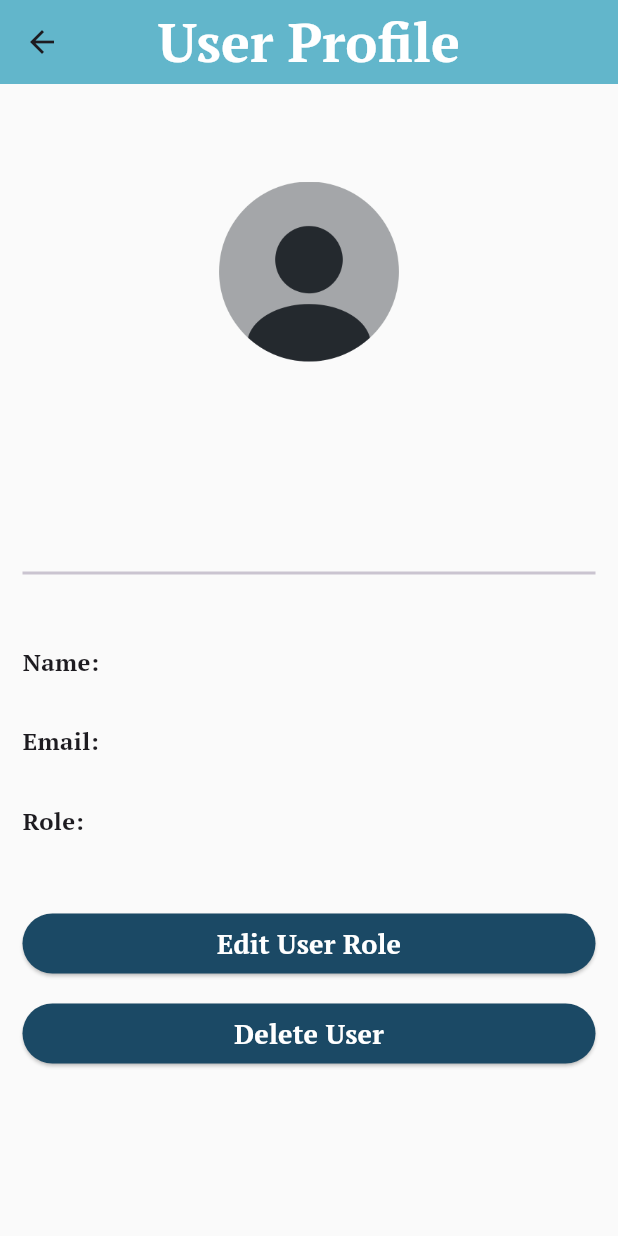
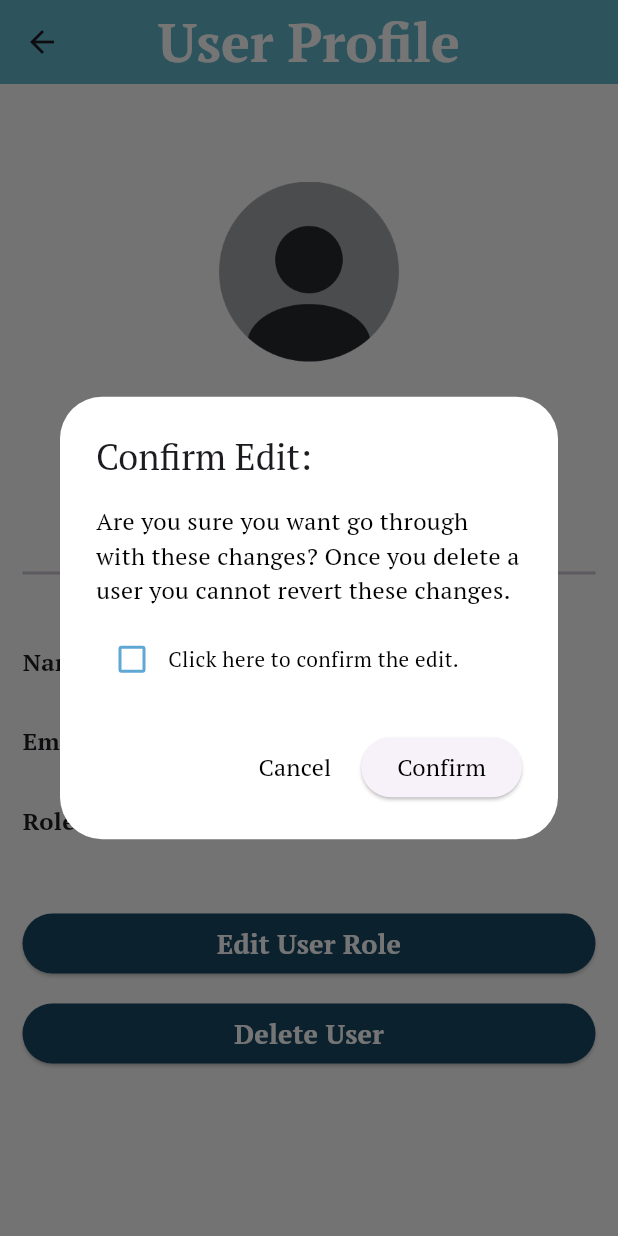
Before and after one commit to harshithlanka3/SAME-3311, a Flutter app: the ProfilePage screen opened directly with empty values, after a tap on "Delete User", on a phone screen of 412 x 824 dp. Run offline on Flutter 3.47's test engine with Material 3 defaults, Android fonts, the phone set to English and light mode, and no system bars; our stand-ins replace firebase_auth, firebase_core, firebase_database, fluttertoast, image_picker, multi_select_flutter; accounts and stored records are empty.

Commit message:
added pop-up messages for confirming delete and edit

```diff
--- a/frontend/s_a_m_e/lib/view_profile.dart
+++ b/frontend/s_a_m_e/lib/view_profile.dart
@@ -1,5 +1,6 @@
 import 'package:firebase_auth/firebase_auth.dart';
 import 'package:flutter/material.dart';
+import 'package:fluttertoast/fluttertoast.dart';
 import 'package:s_a_m_e/colors.dart';
 import 'package:s_a_m_e/firebase_service.dart';
 
@@ -99,7 +100,7 @@ class ProfilePage extends StatelessWidget {
                     backgroundColor: MaterialStatePropertyAll<Color>(navy),
                   ),
                   onPressed: () {
-                    // NEED TO IMPLEMENT DELETING USER
+                    confirmEditDialog(context, "delete");
                   },
                   child: const Text('Delete User', style: TextStyle(fontWeight: FontWeight.bold, fontSize: 18.0))
                 )
@@ -122,7 +123,7 @@ class ProfilePage extends StatelessWidget {
               children: <Widget>[
                 ElevatedButton(
                   onPressed: () {
-                    Navigator.of(context).pop();
+                    confirmEditDialog(context, "edit");
                   },
                   style: ElevatedButton.styleFrom(
                     backgroundColor: navy,
@@ -132,7 +133,7 @@ class ProfilePage extends StatelessWidget {
                 const SizedBox(height: 10),
                 ElevatedButton(
                   onPressed: () {
-                    Navigator.of(context).pop();
+                    confirmEditDialog(context, "edit");
                   },
                   style: ElevatedButton.styleFrom(
                     backgroundColor: navy,
@@ -147,3 +148,112 @@ class ProfilePage extends StatelessWidget {
     );
   }
 }
+
+confirmEditDialog(BuildContext context, String decision) {
+    bool checkboxValue = false;
+    String confirmText = "";
+    if (decision == "delete") {
+      confirmText = confirmDelete;
+    } else if (decision == "edit") {
+      confirmText = confirmEdit;
+    } else {
+      confirmText = "Are you sure you want to make these changes?";
+    }
+
+    showDialog(
+      context: context,
+      builder: (BuildContext context) {
+        return StatefulBuilder(
+          builder: (BuildContext context, StateSetter setState) {
+            return AlertDialog(
+              title: const Text('Confirm Edit:'),
+              backgroundColor: Colors.white,
+              content: SingleChildScrollView(
+                child: Column(
+                  children: <Widget>[
+                    Text(
+                      confirmText,
+                      style: TextStyle(
+                        fontFamily: "PT Serif",
+                        fontSize: 16.0,
+                        color: Colors.black,
+                      ),
+                    ),
+                    const SizedBox(height: 10),
+                    Row(
+                      children: <Widget>[
+                        Checkbox(
+                          fillColor: MaterialStateProperty.resolveWith((states) {
+                            if (!states.contains(MaterialState.selected)) {
+                              return Colors.transparent;
+                            }
+                            return null;
+                          }),
+                          side: const BorderSide(color: blue, width: 2),
+                          value: checkboxValue,
+                          onChanged: (bool? value) {
+                            setState(() {
+                              checkboxValue = value!;
+                            });
+                          },
+                          activeColor: blue,
+                          checkColor: Colors.white,
+                        ),
+                        Text(
+                          'Click here to confirm the edit.',
+                          style: TextStyle(
+                            fontFamily: "PT Serif",
+                            fontSize: 14.0,
+                            color: Colors.black,
+                          ),
+                        ),
+                      ],
+                    ),
+                  ],
+                ),
+              ),
+              actions: <Widget>[
+                TextButton(
+                  onPressed: () {
+                    Navigator.of(context).pop();
+                  },
+                  child: Text('Cancel',
+                      style: TextStyle(
+                        fontFamily: "PT Serif",
+                        fontSize: 16.0,
+                        color: Colors.black,
+                      )),
+                ),
+                ElevatedButton(
+                  onPressed: () {
+                    if (checkboxValue) {
+                      Navigator.of(context).pop();
+                    } else {
+                      Fluttertoast.showToast(
+                        msg: 'Please click the box to confirm your choice.',
+                        toastLength: Toast.LENGTH_SHORT,
+                        gravity: ToastGravity.CENTER,
+                        timeInSecForIosWeb: 1,
+                        backgroundColor: blue,
+                        textColor: Colors.white,
+                        fontSize: 16.0,
+                      );
+                    }
+                  },
+                  child: const Text('Confirm',
+                      style: TextStyle(
+                        fontFamily: "PT Serif",
+                        fontSize: 16.0,
+                        color: Colors.black,
+                      )),
+                ),
+              ],
+            );
+          },
+        );
+      },
+    );
+  }
+
+String confirmDelete = "Are you sure you want go through with these changes? Once you delete a user you cannot revert these changes.";
+String confirmEdit = "Are you sure you want go through with these changes? A user's role can be changed again later if needed.";
```
